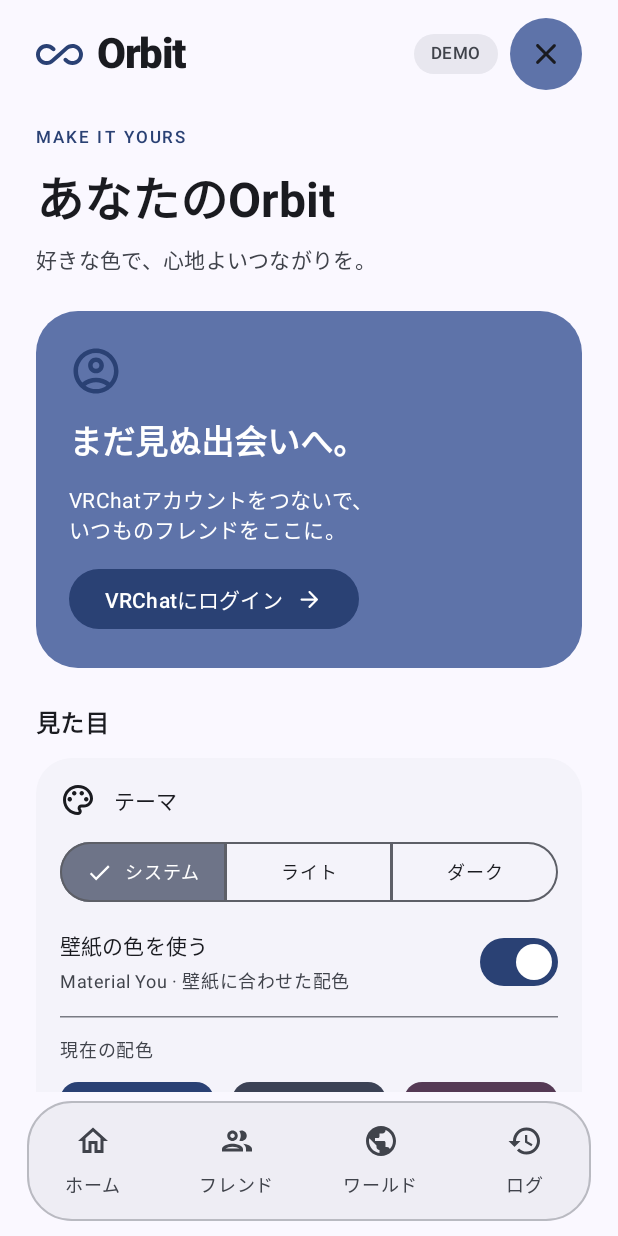
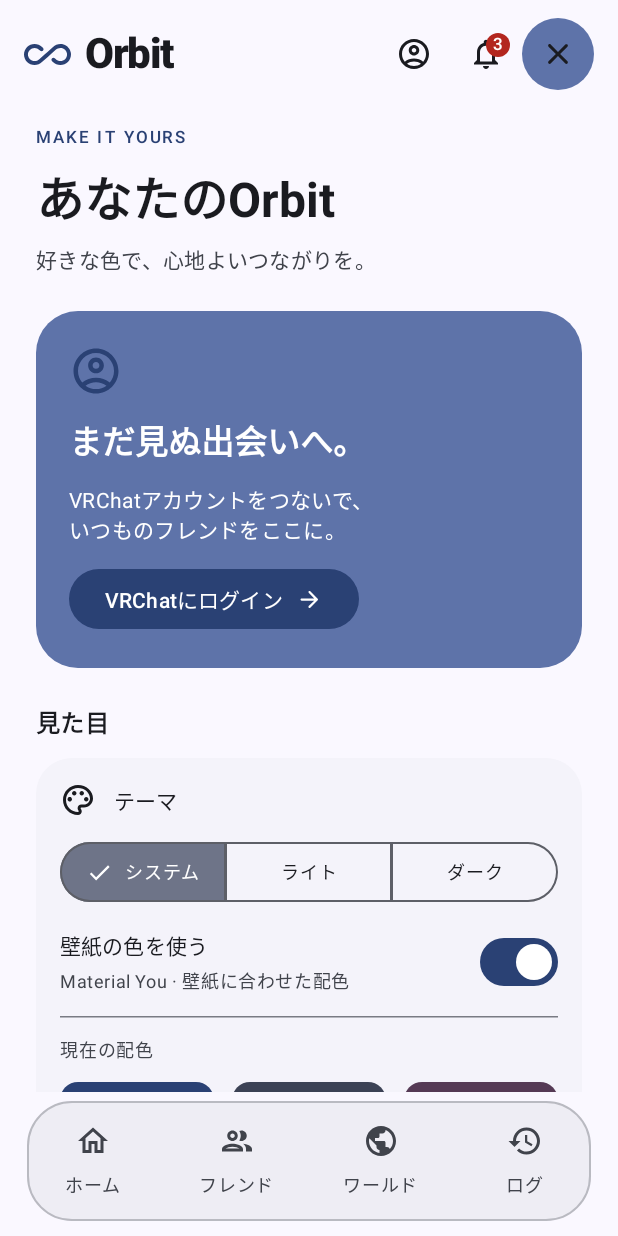
Before and after one commit to yamato3010/Orbit, an Android app built with Jetpack Compose: the screen it shows after launch (MainActivity), after a tap on "設定", on a phone screen of 412 x 824 dp. Run offline under Robolectric (Android 15) with nearby library versions, the phone set to English and light mode, and no system bars; our stand-ins replace Material 3 Expressive styles (plain Material 3 is drawn); pictures from the network do not load.

Commit message:
feat(ui): 通知センター・招待の確認・ステータスのプリセットを追加する

```diff
--- a/app/src/main/java/com/yamato3010/vrchattools/ui/OrbitApp.kt
+++ b/app/src/main/java/com/yamato3010/vrchattools/ui/OrbitApp.kt
@@ -46,6 +46,8 @@ private enum class Destination(val label: String, val icon: ImageVector) {
 
 @Composable
 fun OrbitApp(model: OrbitViewModel, appState: OrbitAppState) {
+    var notifications by appState::notifications
+    var statusEditor by appState::statusEditor
     var page by appState::page
     var settings by appState::settings
     var friendId by appState::friendId
@@ -53,19 +55,20 @@ fun OrbitApp(model: OrbitViewModel, appState: OrbitAppState) {
     var selectedInstance by appState::selectedInstance
     val snackbar = remember { SnackbarHostState() }
     LaunchedEffect(model.error) { model.error?.let { snackbar.showSnackbar(it); model.dismissError() } }
-    BackHandler(settings || page != 0) { if (settings) settings = false else page = 0 }
+    LaunchedEffect(model.socialMessage) { model.socialMessage?.let { snackbar.showSnackbar(it); model.dismissSocialMessage() } }
+    BackHandler(settings || notifications || page != 0) { if (notifications) notifications = false else if (settings) settings = false else page = 0 }
     Scaffold(containerColor = MaterialTheme.colorScheme.background,
         snackbarHost = { SnackbarHost(snackbar) },
         topBar = {
-            Row(Modifier.fillMaxWidth().statusBarsPadding().padding(horizontal = 24.dp, vertical = 12.dp), verticalAlignment = Alignment.CenterVertically) {
+            Row(Modifier.fillMaxWidth().statusBarsPadding().padding(horizontal = 16.dp, vertical = 12.dp), verticalAlignment = Alignment.CenterVertically) {
                 Icon(Icons.Rounded.AllInclusive, null, Modifier.size(31.dp), tint = MaterialTheme.colorScheme.primary)
                 Text("Orbit", Modifier.padding(start = 9.dp), style = MaterialTheme.typography.headlineMedium, fontWeight = FontWeight.ExtraBold, letterSpacing = (-1).sp)
                 Spacer(Modifier.weight(1f))
-                if (model.demo) Surface(color = MaterialTheme.colorScheme.surfaceContainerHigh, shape = CircleShape) {
-                    Text("DEMO", Modifier.padding(horizontal = 11.dp, vertical = 5.dp), style = MaterialTheme.typography.labelSmall, color = MaterialTheme.colorScheme.onSurfaceVariant, letterSpacing = 1.sp)
+                IconButton(onClick = { statusEditor = true }) { Icon(Icons.Outlined.AccountCircle, "自分のステータス") }
+                IconButton(onClick = { notifications = !notifications; settings = false }) {
+                    BadgedBox(badge = { if (model.unreadCount > 0) Badge { Text(model.unreadCount.toString()) } }) { Icon(Icons.Outlined.Notifications, "通知") }
                 }
-                Spacer(Modifier.width(8.dp))
-                IconButton(onClick = { settings = !settings }, modifier = Modifier.background(if (settings) MaterialTheme.colorScheme.primaryContainer else MaterialTheme.colorScheme.surfaceContainer, CircleShape)) {
+                IconButton(onClick = { settings = !settings; notifications = false }, modifier = Modifier.background(if (settings) MaterialTheme.colorScheme.primaryContainer else MaterialTheme.colorScheme.surfaceContainer, CircleShape)) {
                     Icon(if (settings) Icons.Rounded.Close else Icons.Outlined.Tune, if (settings) "設定を閉じる" else "設定")
                 }
             }
@@ -81,7 +84,7 @@ fun OrbitApp(model: OrbitViewModel, appState: OrbitAppState) {
                 ) {
                     NavigationBar(containerColor = Color.Transparent, tonalElevation = 0.dp, windowInsets = WindowInsets(0, 0, 0, 0)) {
                         Destination.entries.forEachIndexed { index, destination ->
-                            NavigationBarItem(selected = page == index && !settings, onClick = { page = index; settings = false },
+                            NavigationBarItem(selected = page == index && !settings && !notifications, onClick = { page = index; settings = false; notifications = false },
                                 icon = { Icon(destination.icon, null) }, label = { Text(destination.label) })
                         }
                     }
@@ -90,13 +93,14 @@ fun OrbitApp(model: OrbitViewModel, appState: OrbitAppState) {
         }
     ) { padding ->
         Box(Modifier.fillMaxSize().padding(padding), contentAlignment = Alignment.TopCenter) {
-            AnimatedContent(targetState = if (settings) 4 else page, modifier = Modifier.widthIn(max = 840.dp).fillMaxSize(),
+            AnimatedContent(targetState = if (notifications) 5 else if (settings) 4 else page, modifier = Modifier.widthIn(max = 840.dp).fillMaxSize(),
                 transitionSpec = { (fadeIn() + slideInHorizontally { it / 18 }) togetherWith fadeOut() }, label = "navigation") { current ->
                 when (current) {
                     0 -> HomeScreen(model, onPage = { page = it }, onFriend = { friendId = it.id }, onWorld = { selectedWorld = it }, onInstance = { selectedInstance = it.address.key })
                     1 -> FriendsScreen(model, onFriend = { friendId = it.id }, onInstance = { selectedInstance = it.address.key })
                     2 -> WorldsScreen(model, onWorld = { selectedWorld = it })
                     3 -> ActivityScreen(model, onFriend = { friendId = it })
+                    5 -> NotificationsScreen(model)
                     else -> SettingsScreen(model, appState.settingsScroll)
                 }
             }
@@ -111,6 +115,7 @@ fun OrbitApp(model: OrbitViewModel, appState: OrbitAppState) {
             onFriend = { selectedInstance = null; friendId = it.id },
             onWorld = { selectedInstance = null; selectedWorld = it })
     }
+    if (statusEditor) StatusSheet(model) { statusEditor = false }
     if (model.loginOpen) LoginSheet(model)
 }
 
@@ -162,7 +167,7 @@ private fun HomeScreen(model: OrbitViewModel, onPage: (Int) -> Unit, onFriend: (
                     Text("フレンドのいる場所", Modifier.weight(1f), style = MaterialTheme.typography.titleLarge, fontWeight = FontWeight.Bold)
                     RefreshAction(model)
                 }
-                Text("${overview.instances.size} インスタンス · フレンドの多い順", style = MaterialTheme.typography.bodySmall, color = MaterialTheme.colorScheme.onSurfaceVariant)
+                Text("${overview.instances.size} インスタンス · ${model.realtimeState.label}", style = MaterialTheme.typography.bodySmall, color = MaterialTheme.colorScheme.onSurfaceVariant)
             }
         }
         instanceItems(overview, model, onFriend, onInstance)
@@ -294,7 +299,7 @@ private fun ActivityScreen(model: OrbitViewModel, onFriend: (String) -> Unit) {
             Surface(color = MaterialTheme.colorScheme.secondaryContainer, shape = RoundedCornerShape(22.dp)) {
                 Row(Modifier.padding(16.dp), horizontalArrangement = Arrangement.spacedBy(12.dp)) {
                     Icon(Icons.Outlined.Info, null, tint = MaterialTheme.colorScheme.onSecondaryContainer, modifier = Modifier.size(20.dp))
-                    Text(if (model.demo) "これはサンプルのログです。ログインすると、更新時に検出した変化を端末に記録します。" else "更新時に検出したフレンドの変化を記録します。アプリを閉じている間の履歴は取得しません。", style = MaterialTheme.typography.bodySmall, color = MaterialTheme.colorScheme.onSecondaryContainer)
+                    Text(if (model.demo) "これはサンプルのログです。ログインすると、更新時に検出した変化を端末に記録します。" else "更新時に検出したフレンドの変化を記録します。${model.realtimeState.label}。アプリを閉じている間の履歴は取得しません。", style = MaterialTheme.typography.bodySmall, color = MaterialTheme.colorScheme.onSecondaryContainer)
                 }
             }
         }
@@ -362,6 +367,13 @@ private fun SettingsScreen(model: OrbitViewModel, scrollState: androidx.compose.
             }
         }
         Column(verticalArrangement = Arrangement.spacedBy(10.dp)) {
+            Text("リアルタイム更新", style = MaterialTheme.typography.titleMedium, fontWeight = FontWeight.Bold)
+            Row(verticalAlignment = Alignment.CenterVertically) {
+                Column(Modifier.weight(1f)) { Text(model.realtimeState.label); Text("アプリを表示している間に自動更新します。", style = MaterialTheme.typography.bodySmall) }
+                Switch(checked = model.realtimeEnabled, onCheckedChange = model::setRealtime)
+            }
+        }
+        Column(verticalArrangement = Arrangement.spacedBy(10.dp)) {
             Text("データとプライバシー", style = MaterialTheme.typography.titleMedium, fontWeight = FontWeight.Bold)
             Text("パスワードは保存しません。認証用CookieはAndroid Keystoreで暗号化して端末に保存します。お気に入りとログはこの端末内だけに保存されます。", style = MaterialTheme.typography.bodyMedium, color = MaterialTheme.colorScheme.onSurfaceVariant)
             Text("お気に入りはOrbit専用です。VRChat側のお気に入りとは同期されません。", style = MaterialTheme.typography.bodySmall, color = MaterialTheme.colorScheme.onSurfaceVariant)
--- a/app/src/main/java/com/yamato3010/vrchattools/ui/OrbitAppState.kt
+++ b/app/src/main/java/com/yamato3010/vrchattools/ui/OrbitAppState.kt
@@ -16,6 +16,8 @@ import com.yamato3010.vrchattools.data.World
 class OrbitAppState(initialScroll: Int = 0) {
     var page by mutableIntStateOf(0)
     var settings by mutableStateOf(false)
+    var notifications by mutableStateOf(false)
+    var statusEditor by mutableStateOf(false)
     var friendId by mutableStateOf<String?>(null)
     var selectedWorld by mutableStateOf<World?>(null)
     var selectedInstance by mutableStateOf<String?>(null)
@@ -23,11 +25,13 @@ class OrbitAppState(initialScroll: Int = 0) {
 
     companion object {
         val Saver = listSaver<OrbitAppState, Any>(
-            save = { listOf(it.page, it.settings, it.friendId.orEmpty(), it.selectedInstance.orEmpty(), it.settingsScroll.value) },
+            save = { listOf(it.page, it.settings, it.friendId.orEmpty(), it.selectedInstance.orEmpty(), it.settingsScroll.value, it.notifications, it.statusEditor) },
             restore = { values ->
                 OrbitAppState(values[4] as Int).apply {
                     page = (values[0] as Int).coerceIn(0, 3)
                     settings = values[1] as Boolean
+                    notifications = values.getOrNull(5) as? Boolean ?: false
+                    statusEditor = values.getOrNull(6) as? Boolean ?: false
                     friendId = (values[2] as String).ifBlank { null }
                     selectedInstance = (values[3] as String).ifBlank { null }
                 }
--- a/app/src/main/java/com/yamato3010/vrchattools/ui/Sheets.kt
+++ b/app/src/main/java/com/yamato3010/vrchattools/ui/Sheets.kt
@@ -34,6 +34,7 @@ private fun openLink(context: Context, uri: Uri): Boolean = try {
 
 @Composable
 fun FriendSheet(friend: Friend, model: OrbitViewModel, onDismiss: () -> Unit, onWorld: (World) -> Unit) {
+    var inviteAction by remember { mutableStateOf<InviteAction?>(null) }
     val context = LocalContext.current
     var world by remember(friend.location) { mutableStateOf<World?>(null) }
     var loadError by remember { mutableStateOf(false) }
@@ -63,6 +64,10 @@ fun FriendSheet(friend: Friend, model: OrbitViewModel, onDismiss: () -> Unit, on
                 Icon(if (friend.id in model.savedFriends) Icons.Rounded.Star else Icons.Rounded.StarOutline, null, Modifier.size(20.dp))
                 Spacer(Modifier.width(8.dp)); Text(if (friend.id in model.savedFriends) "お気に入りに追加済み" else "お気に入りに追加")
             }
+            Row(Modifier.fillMaxWidth(), horizontalArrangement = Arrangement.spacedBy(8.dp)) {
+                FilledTonalButton(onClick = { inviteAction = InviteAction.Invite }, enabled = !model.socialBusy, modifier = Modifier.weight(1f)) { Text("招待する") }
+                OutlinedButton(onClick = { inviteAction = InviteAction.Request }, enabled = !model.socialBusy && friend.status != Presence.Offline, modifier = Modifier.weight(1f)) { Text("招待をリクエスト") }
+            }
             if (!model.demo) {
                 if (friend.location.startsWith("wrld_") && friend.location.contains(":")) Button(onClick = {
                     val uri = Uri.parse("https://vrchat.com/home/launch").buildUpon().appendQueryParameter("worldId", worldId)
@@ -74,6 +79,7 @@ fun FriendSheet(friend: Friend, model: OrbitViewModel, onDismiss: () -> Unit, on
             if (linkError) Text("リンクを開けるアプリが見つかりませんでした。", color = MaterialTheme.colorScheme.error)
         }
     }
+    inviteAction?.let { InviteDialog(model, it, friend.id, friend.name) { inviteAction = null } }
 }
 
 @Composable
```
Also changed, not shown: app/src/main/java/com/yamato3010/vrchattools/ui/SocialScreens.kt (added, +153 -0 lines), 4 other files.
